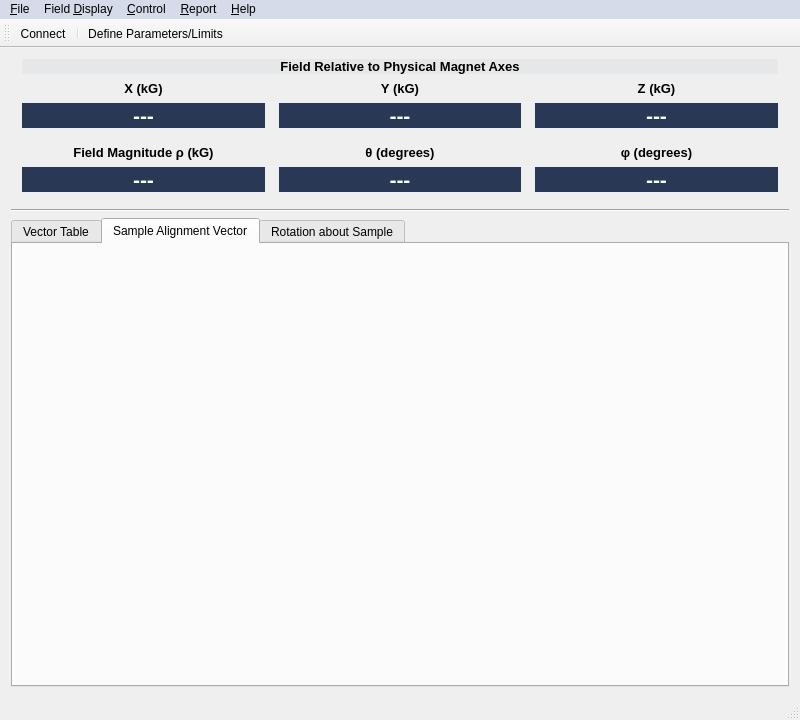
Before: the Qt Designer form Multi-Axis-Operation/multiaxisoperation.ui in American-Magnetics-Inc/multi-axis-operation, drawn with Qt 5.
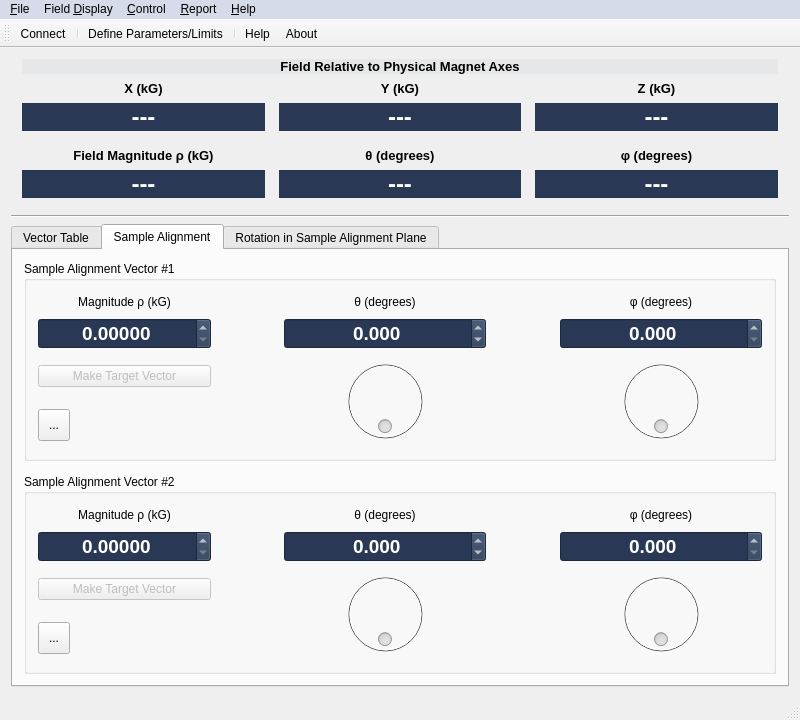
After: the same form once the commit is applied. The open tabs and pages were chosen to show the change. Icons and pictures are not drawn. Custom widgets are drawn as their Qt base class.

Commit message: Supports entering and exiting persistent mode by manual menu selection or script command; adds external scripting control with several commands and queries using Python-compatible stdin/stdout interface with error reporting; adds new Sample Alignment tab to define a sample-aligned rotation plane; adds Rotation in Sample Alignment Plane tab with a new polar coordinate table for specifying vectors; adds table row add/delete and table clear functions; updated Help documenting all the new features.

```diff
--- a/Multi-Axis-Operation/multiaxisoperation.ui
+++ b/Multi-Axis-Operation/multiaxisoperation.ui
@@ -60,286 +60,19 @@
         <number>14</number>
        </property>
        <item>
-        <layout class="QGridLayout" name="magnetFieldGridLayout" rowstretch="1,0,0,0,0,0,0,0,0" columnstretch="1,1,1">
+        <layout class="QGridLayout" name="magnetFieldGridLayout" rowstretch="0,0,0,0,0,0,0,0,0" columnstretch="1,1,1">
          <property name="horizontalSpacing">
           <number>14</number>
          </property>
          <property name="verticalSpacing">
           <number>7</number>
          </property>
-         <item row="5" column="0">
-          <widget class="QLabel" name="magnetMagnitudeLabel">
-           <property name="font">
-            <font>
-             <pointsize>10</pointsize>
-             <weight>75</weight>
-             <bold>true</bold>
-            </font>
-           </property>
-           <property name="text">
-            <string>Field Magnitude ρ (kG)</string>
-           </property>
-           <property name="alignment">
-            <set>Qt::AlignCenter</set>
-           </property>
-           <property name="wordWrap">
-            <bool>true</bool>
-           </property>
-           <property name="margin">
-            <number>0</number>
-           </property>
-          </widget>
-         </item>
-         <item row="8" column="1">
-          <widget class="QLabel" name="magnetThetaValue">
-           <property name="font">
-            <font>
-             <family>Segoe UI</family>
-             <pointsize>16</pointsize>
-             <weight>75</weight>
-             <bold>true</bold>
-             <stylestrategy>PreferAntialias</stylestrategy>
-            </font>
-           </property>
-           <property name="cursor">
-            <cursorShape>IBeamCursor</cursorShape>
-           </property>
-           <property name="styleSheet">
-            <string notr="true">background-color: rgb(41,57,85);
-color: rgb(255, 255, 255);</string>
-           </property>
-           <property name="frameShape">
-            <enum>QFrame::NoFrame</enum>
-           </property>
-           <property name="frameShadow">
-            <enum>QFrame::Plain</enum>
-           </property>
-           <property name="text">
-            <string>---</string>
-           </property>
-           <property name="scaledContents">
-            <bool>false</bool>
-           </property>
-           <property name="alignment">
-            <set>Qt::AlignCenter</set>
-           </property>
-           <property name="margin">
-            <number>0</number>
-           </property>
-          </widget>
-         </item>
-         <item row="1" column="0">
-          <widget class="QLabel" name="magnetXLabel">
-           <property name="font">
-            <font>
-             <pointsize>10</pointsize>
-             <weight>75</weight>
-             <bold>true</bold>
-            </font>
-           </property>
-           <property name="text">
-            <string>X (kG)</string>
-           </property>
-           <property name="alignment">
-            <set>Qt::AlignCenter</set>
-           </property>
-           <property name="wordWrap">
-            <bool>true</bool>
-           </property>
-           <property name="margin">
-            <number>0</number>
-           </property>
-          </widget>
-         </item>
-         <item row="1" column="1">
-          <widget class="QLabel" name="magnetYLabel">
-           <property name="font">
-            <font>
-             <pointsize>10</pointsize>
-             <weight>75</weight>
-             <bold>true</bold>
-            </font>
-           </property>
-           <property name="text">
-            <string>Y (kG)</string>
-           </property>
-           <property name="alignment">
-            <set>Qt::AlignCenter</set>
-           </property>
-           <property name="wordWrap">
-            <bool>true</bool>
-           </property>
-           <property name="margin">
-            <number>0</number>
-           </property>
-          </widget>
-         </item>
-         <item row="5" column="2">
-          <widget class="QLabel" name="magnetPhiLabel">
-           <property name="font">
-            <font>
-             <pointsize>10</pointsize>
-             <weight>75</weight>
-             <bold>true</bold>
-            </font>
-           </property>
-           <property name="text">
-            <string>φ (degrees)</string>
-           </property>
-           <property name="alignment">
-            <set>Qt::AlignCenter</set>
-           </property>
-           <property name="wordWrap">
-            <bool>true</bool>
-           </property>
-           <property name="margin">
-            <number>0</number>
-           </property>
-          </widget>
-         </item>
-         <item row="5" column="1">
-          <widget class="QLabel" name="magnetThetaLabel">
-           <property name="font">
-            <font>
-             <pointsize>10</pointsize>
-             <weight>75</weight>
-             <bold>true</bold>
-            </font>
-           </property>
-           <property name="text">
-            <string>θ (degrees)</string>
-           </property>
-           <property name="alignment">
-            <set>Qt::AlignCenter</set>
-           </property>
-           <property name="wordWrap">
-            <bool>true</bool>
-           </property>
-           <property name="margin">
-            <number>0</number>
-           </property>
-          </widget>
-         </item>
-         <item row="8" column="2">
-          <widget class="QLabel" name="magnetPhiValue">
-           <property name="font">
-            <font>
-             <family>Segoe UI</family>
-             <pointsize>16</pointsize>
-             <weight>75</weight>
-             <bold>true</bold>
-             <stylestrategy>PreferAntialias</stylestrategy>
-            </font>
-           </property>
-           <property name="cursor">
-            <cursorShape>IBeamCursor</cursorShape>
-           </property>
-           <property name="styleSheet">
-            <string notr="true">background-color: rgb(41,57,85);
-color: rgb(255, 255, 255);</string>
-           </property>
-           <property name="frameShape">
-            <enum>QFrame::NoFrame</enum>
-           </property>
-           <property name="frameShadow">
-            <enum>QFrame::Plain</enum>
-           </property>
-           <property name="text">
-            <string>---</string>
-           </property>
-           <property name="scaledContents">
-            <bool>false</bool>
-           </property>
-           <property name="alignment">
-            <set>Qt::AlignCenter</set>
-           </property>
-           <property name="margin">
-            <number>0</number>
-           </property>
-          </widget>
-         </item>
-         <item row="8" column="0">
-          <widget class="QLabel" name="magnetMagnitudeValue">
-           <property name="font">
-            <font>
-             <family>Segoe UI</family>
-             <pointsize>16</pointsize>
-             <weight>75</weight>
-             <bold>true</bold>
-             <stylestrategy>PreferAntialias</stylestrategy>
-            </font>
-           </property>
-           <property name="cursor">
-            <cursorShape>IBeamCursor</cursorShape>
-           </property>
-           <property name="styleSheet">
-            <string notr="true">background-color: rgb(41,57,85);
-color: rgb(255, 255, 255);</string>
-           </property>
-           <property name="frameShape">
-            <enum>QFrame::NoFrame</enum>
-           </property>
-           <property name="frameShadow">
-            <enum>QFrame::Plain</enum>
-           </property>
-           <property name="text">
-            <string>---</string>
-           </property>
-           <property name="scaledContents">
-            <bool>false</bool>
-           </property>
-           <property name="alignment">
-            <set>Qt::AlignCenter</set>
-           </property>
-           <property name="margin">
-            <number>0</number>
-           </property>
-          </widget>
-         </item>
          <item row="2" column="2">
           <widget class="QLabel" name="magnetZValue">
            <property name="font">
             <font>
              <family>Segoe UI</family>
-             <pointsize>16</pointsize>
-             <weight>75</weight>
-             <bold>true</bold>
-             <stylestrategy>PreferAntialias</stylestrategy>
-            </font>
-           </property>
-           <property name="cursor">
-            <cursorShape>IBeamCursor</cursorShape>
-           </property>
-           <property name="styleSheet">
-            <string notr="true">background-color: rgb(41,57,85);
-color: rgb(255, 255, 255);</string>
-           </property>
-           <property name="frameShape">
-            <enum>QFrame::NoFrame</enum>
-           </property>
-           <property name="frameShadow">
-            <enum>QFrame::Plain</enum>
-           </property>
-           <property name="text">
-            <string>---</string>
-           </property>
-           <property name="scaledContents">
-            <bool>false</bool>
-           </property>
-           <property name="alignment">
-            <set>Qt::AlignCenter</set>
-           </property>
-           <property name="margin">
-            <number>0</number>
-           </property>
-          </widget>
-         </item>
-         <item row="2" column="0">
-          <widget class="QLabel" name="magnetXValue">
-           <property name="font">
-            <font>
-             <family>Segoe UI</family>
-             <pointsize>16</pointsize>
+             <pointsize>18</pointsize>
              <weight>75</weight>
              <bold>true</bold>
              <stylestrategy>PreferAntialias</stylestrategy>
@@ -377,7 +110,7 @@
            <property name="font">
             <font>
              <family>Segoe UI</family>
-             <pointsize>16</pointsize>
+             <pointsize>18</pointsize>
              <weight>75</weight>
              <bold>true</bold>
              <stylestrategy>PreferAntialias</stylestrategy>
@@ -433,6 +166,67 @@
            </property>
           </widget>
          </item>
+         <item row="1" column="1">
+          <widget class="QLabel" name="magnetYLabel">
+           <property name="font">
+            <font>
+             <pointsize>10</pointsize>
+             <weight>75</weight>
+             <bold>true</bold>
+            </font>
+           </property>
+           <property name="text">
+            <string>Y (kG)</string>
+           </property>
+           <property name="alignment">
+            <set>Qt::AlignCenter</set>
+           </property>
+           <property name="wordWrap">
+            <bool>true</bool>
+           </property>
+           <property name="margin">
+            <number>0</number>
+           </property>
+          </widget>
+         </item>
+         <item row="8" column="2">
+          <widget class="QLabel" name="magnetPhiValue">
+           <property name="font">
+            <font>
+             <family>Segoe UI</family>
+             <pointsize>18</pointsize>
+             <weight>75</weight>
+             <bold>true</bold>
+             <stylestrategy>PreferAntialias</stylestrategy>
+            </font>
+           </property>
+           <property name="cursor">
+            <cursorShape>IBeamCursor</cursorShape>
+           </property>
+           <property name="styleSheet">
+            <string notr="true">background-color: rgb(41,57,85);
+color: rgb(255, 255, 255);</string>
+           </property>
+           <property name="frameShape">
+            <enum>QFrame::NoFrame</enum>
+           </property>
+           <property name="frameShadow">
+            <enum>QFrame::Plain</enum>
+           </property>
+           <property name="text">
+            <string>---</string>
+           </property>
+           <property name="scaledContents">
+            <bool>false</bool>
+           </property>
+           <property name="alignment">
+            <set>Qt::AlignCenter</set>
+           </property>
+           <property name="margin">
+            <number>0</number>
+           </property>
+          </widget>
+         </item>
          <item row="3" column="0">
           <spacer name="fieldDisplayVerticalSpacer">
            <property name="orientation">
@@ -449,6 +243,174 @@
            </property>
           </spacer>
          </item>
+         <item row="5" column="0">
+          <widget class="QLabel" name="magnetMagnitudeLabel">
+           <property name="font">
+            <font>
+             <pointsize>10</pointsize>
+             <weight>75</weight>
+             <bold>true</bold>
+            </font>
+           </property>
+           <property name="text">
+            <string>Field Magnitude ρ (kG)</string>
+           </property>
+           <property name="alignment">
+            <set>Qt::AlignCenter</set>
+           </property>
+           <property name="wordWrap">
+            <bool>true</bool>
+           </property>
+           <property name="margin">
+            <number>0</number>
+           </property>
+          </widget>
+         </item>
+         <item row="2" column="0">
+          <widget class="QLabel" name="magnetXValue">
+           <property name="font">
+            <font>
+             <family>Segoe UI</family>
+             <pointsize>18</pointsize>
+             <weight>75</weight>
+             <bold>true</bold>
+             <stylestrategy>PreferAntialias</stylestrategy>
+            </font>
+           </property>
+           <property name="cursor">
+            <cursorShape>IBeamCursor</cursorShape>
+           </property>
+           <property name="styleSheet">
+            <string notr="true">background-color: rgb(41,57,85);
+color: rgb(255, 255, 255);</string>
+           </property>
+           <property name="frameShape">
+            <enum>QFrame::NoFrame</enum>
+           </property>
+           <property name="frameShadow">
+            <enum>QFrame::Plain</enum>
+           </property>
+           <property name="text">
+            <string>---</string>
+           </property>
+           <property name="scaledContents">
+            <bool>false</bool>
+           </property>
+           <property name="alignment">
+            <set>Qt::AlignCenter</set>
+           </property>
+           <property name="margin">
+            <number>0</number>
+           </property>
+          </widget>
+         </item>
+         <item row="5" column="1">
+          <widget class="QLabel" name="magnetThetaLabel">
+           <property name="font">
+            <font>
+             <pointsize>10</pointsize>
+             <weight>75</weight>
+             <bold>true</bold>
+            </font>
+           </property>
+           <property name="text">
+            <string>θ (degrees)</string>
+           </property>
+           <property name="alignment">
+            <set>Qt::AlignCenter</set>
+           </property>
+           <property name="wordWrap">
+            <bool>true</bool>
+           </property>
+           <property name="margin">
+            <number>0</number>
+           </property>
+          </widget>
+         </item>
+         <item row="8" column="1">
+          <widget class="QLabel" name="magnetThetaValue">
+           <property name="font">
+            <font>
+             <family>Segoe UI</family>
+             <pointsize>18</pointsize>
+             <weight>75</weight>
+             <bold>true</bold>
+             <stylestrategy>PreferAntialias</stylestrategy>
+            </font>
+           </property>
+           <property name="cursor">
+            <cursorShape>IBeamCursor</cursorShape>
+           </property>
+           <property name="styleSheet">
+            <string notr="true">background-color: rgb(41,57,85);
+color: rgb(255, 255, 255);</string>
+           </property>
+           <property name="frameShape">
+            <enum>QFrame::NoFrame</enum>
+           </property>
+           <property name="frameShadow">
+            <enum>QFrame::Plain</enum>
+           </property>
+           <property name="text">
+            <string>---</string>
+           </property>
+           <property name="scaledContents">
+            <bool>false</bool>
+           </property>
+           <property name="alignment">
+            <set>Qt::AlignCenter</set>
+           </property>
+           <property name="margin">
+            <number>0</number>
+           </property>
+          </widget>
+         </item>
+         <item row="5" column="2">
+          <widget class="QLabel" name="magnetPhiLabel">
+           <property name="font">
+            <font>
+             <pointsize>10</pointsize>
+             <weight>75</weight>
+             <bold>true</bold>
+            </font>
+           </property>
+           <property name="text">
+            <string>φ (degrees)</string>
+           </property>
+           <property name="alignment">
+            <set>Qt::AlignCenter</set>
+           </property>
+           <property name="wordWrap">
+            <bool>true</bool>
+           </property>
+           <property name="margin">
+            <number>0</number>
+           </property>
+          </widget>
+         </item>
+         <item row="1" column="0">
+          <widget class="QLabel" name="magnetXLabel">
+           <property name="font">
+            <font>
+             <pointsize>10</pointsize>
+             <weight>75</weight>
+             <bold>true</bold>
+            </font>
+           </property>
+           <property name="text">
+            <string>X (kG)</string>
+           </property>
+           <property name="alignment">
+            <set>Qt::AlignCenter</set>
+           </property>
+           <property name="wordWrap">
+            <bool>true</bool>
+           </property>
+           <property name="margin">
+            <number>0</number>
+           </property>
+          </widget>
+         </item>
          <item row="0" column="0" colspan="3">
           <widget class="QLabel" name="magnetFieldLabel">
            <property name="font">
@@ -482,6 +444,44 @@
            </property>
           </widget>
          </item>
+         <item row="8" column="0">
+          <widget class="QLabel" name="magnetMagnitudeValue">
+           <property name="font">
+            <font>
+             <family>Segoe UI</family>
+             <pointsize>18</pointsize>
+             <weight>75</weight>
+             <bold>true</bold>
+             <stylestrategy>PreferAntialias</stylestrategy>
+            </font>
+           </property>
+           <property name="cursor">
+            <cursorShape>IBeamCursor</cursorShape>
+           </property>
+           <property name="styleSheet">
+            <string notr="true">background-color: rgb(41,57,85);
+color: rgb(255, 255, 255);</string>
+           </property>
+           <property name="frameShape">
+            <enum>QFrame::NoFrame</enum>
+           </property>
+           <property name="frameShadow">
+            <enum>QFrame::Plain</enum>
+           </property>
+           <property name="text">
+            <string>---</string>
+           </property>
+           <property name="scaledContents">
+            <bool>false</bool>
+           </property>
+           <property name="alignment">
+            <set>Qt::AlignCenter</set>
+           </property>
+           <property name="margin">
+            <number>0</number>
+           </property>
+          </widget>
+         </item>
         </layout>
        </item>
       </layout>
@@ -731,12 +731,579 @@
       </widget>
       <widget class="QWidget" name="alignmentVectorTab">
        <attribute name="title">
-        <string>Sample Alignment Vector</string>
+        <string>Sample Alignment</string>
        </attribute>
+       <layout class="QVBoxLayout" name="verticalLayout" stretch="1,1">
+        <property name="spacing">
+         <number>13</number>
+        </property>
+        <property name="leftMargin">
+         <number>11</number>
+        </property>
+        <property name="rightMargin">
+         <number>11</number>
+        </property>
+        <item>
+         <widget class="QGroupBox" name="alignGroupBox1">
+          <property name="title">
+           <string>Sample Alignment Vector #1</string>
+          </property>
+          <layout class="QGridLayout" name="alignGridLayout1" rowstretch="1,1,0,0" columnstretch="2,2,1,3,1,3">
+           <property name="sizeConstraint">
+            <enum>QLayout::SetDefaultConstraint</enum>
+           </property>
+           <item row="1" column="0" colspan="2">
+            <widget class="QDoubleSpinBox" name="alignMagValueSpinBox1">
+             <property name="enabled">
+              <bool>false</bool>
+             </property>
+             <property name="font">
+              <font>
+               <family>Segoe UI</family>
+               <pointsize>14</pointsize>
+               <weight>75</weight>
+               <bold>true</bold>
+              </font>
+             </property>
+             <property name="styleSheet">
+              <string notr="true">background-color: rgb(41,57,85);
+color: rgb(255, 255, 255);</string>
+             </property>
+             <property name="frame">
+              <bool>true</bool>
+             </property>
+             <property name="alignment">
+              <set>Qt::AlignCenter</set>
+             </property>
+             <property name="decimals">
+              <number>5</number>
+             </property>
+             <property name="maximum">
+              <double>100.000000000000000</double>
+             </property>
+             <property name="singleStep">
+              <double>0.010000000000000</double>
+             </property>
+            </widget>
+           </item>
+           <item row="1" column="5">
+            <widget class="QDoubleSpinBox" name="alignPhiSpinBox1">
+             <property name="enabled">
+              <bool>false</bool>
+             </property>
+             <property name="font">
+              <font>
+               <family>Segoe UI</family>
+               <pointsize>14</pointsize>
+               <weight>75</weight>
+               <bold>true</bold>
+              </font>
+             </property>
+             <property name="styleSheet">
+              <string notr="true">background-color: rgb(41,57,85);
+color: rgb(255, 255, 255);</string>
+             </property>
+             <property name="alignment">
+              <set>Qt::AlignCenter</set>
+             </property>
+             <property name="decimals">
+              <number>3</number>
+             </property>
+             <property name="maximum">
+              <double>180.000000000000000</double>
+             </property>
+             <property name="singleStep">
+              <double>0.010000000000000</double>
+             </property>
+            </widget>
+           </item>
+           <item row="3" column="0">
+            <widget class="QToolButton" name="alignLock1">
+             <property name="minimumSize">
+              <size>
+               <width>32</width>
+               <height>32</height>
+              </size>
+             </property>
+             <property name="text">
+              <string>...</string>
+             </property>
+             <property name="icon">
+              <iconset resource="multiaxisoperation.qrc">
+               <normaloff>:/multiaxis/Resources/security_lock.png</normaloff>
+               <normalon>:/multiaxis/Resources/security_unlock.png</normalon>:/multiaxis/Resources/security_lock.png</iconset>
+             </property>
+             <property name="iconSize">
+              <size>
+               <width>24</width>
+               <height>24</height>
+              </size>
+             </property>
+             <property name="checkable">
+              <bool>true</bool>
+             </property>
+            </widget>
+           </item>
+           <item row="0" column="5">
+            <widget class="QLabel" name="alignPhiLabel1">
+             <property name="sizePolicy">
+              <sizepolicy hsizetype="Preferred" vsizetype="Fixed">
+               <horstretch>0</horstretch>
+               <verstretch>0</verstretch>
+              </sizepolicy>
+             </property>
+             <property name="text">
+              <string>φ (degrees)</string>
+             </property>
+             <property name="alignment">
+              <set>Qt::AlignCenter</set>
+             </property>
+            </widget>
+           </item>
+           <item row="0" column="0" colspan="2">
+            <widget class="QLabel" name="alignMagLabel1">
+             <property name="sizePolicy">
+              <sizepolicy hsizetype="Preferred" vsizetype="Fixed">
+               <horstretch>0</horstretch>
+               <verstretch>0</verstretch>
+              </sizepolicy>
+             </property>
+             <property name="text">
+              <string>Magnitude ρ (kG)</string>
+             </property>
+             <property name="alignment">
+              <set>Qt::AlignCenter</set>
+             </property>
+            </widget>
+           </item>
+           <item row="0" column="3">
+            <widget class="QLabel" name="alignThetaLabel1">
+             <property name="sizePolicy">
+              <sizepolicy hsizetype="Preferred" vsizetype="Fixed">
+               <horstretch>0</horstretch>
+               <verstretch>0</verstretch>
+              </sizepolicy>
+             </property>
+             <property name="text">
+              <string>θ (degrees)</string>
+             </property>
+             <property name="alignment">
+              <set>Qt::AlignCenter</set>
+             </property>
+            </widget>
+           </item>
+           <item row="1" column="3">
+            <widget class="QDoubleSpinBox" name="alignThetaSpinBox1">
+             <property name="enabled">
+              <bool>false</bool>
+             </property>
+             <property name="font">
+              <font>
+               <family>Segoe UI</family>
+               <pointsize>14</pointsize>
+               <weight>75</weight>
+               <bold>true</bold>
+              </font>
+             </property>
+             <property name="styleSheet">
+              <string notr="true">background-color: rgb(41,57,85);
+color: rgb(255, 255, 255);</string>
+             </property>
+             <property name="alignment">
+              <set>Qt::AlignCenter</set>
+             </property>
+             <property name="decimals">
+              <number>3</number>
+             </property>
+             <property name="minimum">
+              <double>-360.000000000000000</double>
+             </property>
+             <property name="maximum">
+              <double>360.000000000000000</double>
+             </property>
+             <property name="singleStep">
+              <double>0.010000000000000</double>
+             </property>
+            </widget>
+           </item>
+           <item row="0" column="4">
+            <spacer name="horizontalSpacer_2">
+             <property name="orientation">
+              <enum>Qt::Horizontal</enum>
+             </property>
+             <property name="sizeType">
+              <enum>QSizePolicy::Minimum</enum>
+             </property>
+             <property name="sizeHint" stdset="0">
+              <size>
+               <width>40</width>
+               <height>20</height>
+              </size>
+             </property>
+            </spacer>
+           </item>
+           <item row="0" column="2">
+            <spacer name="horizontalSpacer">
+             <property name="orientation">
+              <enum>Qt::Horizontal</enum>
+             </property>
+             <property name="sizeType">
+              <enum>QSizePolicy::Minimum</enum>
+             </property>
+             <property name="sizeHint" stdset="0">
+              <size>
+               <width>40</width>
+               <height>20</height>
+              </size>
+             </property>
+            </spacer>
+           </item>
+           <item row="2" column="3" rowspan="2">
+            <widget class="QDial" name="alignThetaDial1">
+             <property name="enabled">
+              <bool>false</bool>
+             </property>
+             <property name="sizePolicy">
+              <sizepolicy hsizetype="MinimumExpanding" vsizetype="MinimumExpanding">
+               <horstretch>0</horstretch>
+               <verstretch>0</verstretch>
+              </sizepolicy>
+             </property>
+             <property name="maximum">
+              <number>4000</number>
+             </property>
+             <property name="wrapping">
+              <bool>true</bool>
+             </property>
+             <property name="notchTarget">
+              <double>0.000000000000000</double>
+             </property>
+            </widget>
+           </item>
+           <item row="2" column="5" rowspan="2">
+            <widget class="QDial" name="alignPhiDial1">
+             <property name="enabled">
+              <bool>false</bool>
+             </property>
+             <property name="sizePolicy">
+              <sizepolicy hsizetype="MinimumExpanding" vsizetype="MinimumExpanding">
+               <horstretch>0</horstretch>
+               <verstretch>0</verstretch>
+              </sizepolicy>
+             </property>
+             <property name="maximum">
+              <number>4000</number>
+             </property>
+             <property name="wrapping">
+              <bool>true</bool>
+             </property>
+            </widget>
+           </item>
+           <item row="2" column="0" colspan="2">
+            <widget class="QPushButton" name="makeAlignActiveButton1">
+             <property name="enabled">
+              <bool>false</bool>
+             </property>
+             <property name="text">
+              <string>Make Target Vector</string>
+             </property>
+             <property name="checkable">
+              <bool>true</bool>
+             </property>
+            </widget>
+           </item>
+          </layout>
+         </widget>
+        </item>
+        <item>
+         <widget class="QGroupBox" name="alignGroupBox2">
+          <property name="title">
+           <string>Sample Alignment Vector #2</string>
+          </property>
+          <layout class="QGridLayout" name="alignGridLayout2" rowstretch="1,1,0,0" columnstretch="2,2,1,3,1,3">
+           <property name="sizeConstraint">
+            <enum>QLayout::SetDefaultConstraint</enum>
+           </property>
+           <item row="3" column="0">
+            <widget class="QToolButton" name="alignLock2">
+             <property name="minimumSize">
+              <size>
+               <width>32</width>
+               <height>32</height>
+              </size>
+             </property>
+             <property name="text">
+              <string>...</string>
+             </property>
+             <property name="icon">
+              <iconset resource="multiaxisoperation.qrc">
+               <normaloff>:/multiaxis/Resources/security_lock.png</normaloff>
+               <normalon>:/multiaxis/Resources/security_unlock.png</normalon>:/multiaxis/Resources/security_lock.png</iconset>
+             </property>
+             <property name="iconSize">
+              <size>
+               <width>24</width>
+               <height>24</height>
+              </size>
+             </property>
+             <property name="checkable">
+              <bool>true</bool>
+             </property>
+            </widget>
+           </item>
+           <item row="1" column="5">
+            <widget class="QDoubleSpinBox" name="alignPhiSpinBox2">
+             <property name="enabled">
+              <bool>false</bool>
+             </property>
+             <property name="font">
+              <font>
+               <family>Segoe UI</family>
+               <pointsize>14</pointsize>
+               <weight>75</weight>
+               <bold>true</bold>
+              </font>
+             </property>
+             <property name="styleSheet">
+              <string notr="true">background-color: rgb(41,57,85);
+color: rgb(255, 255, 255);</string>
+             </property>
+             <property name="alignment">
+              <set>Qt::AlignCenter</set>
+             </property>
+             <property name="decimals">
+              <number>3</number>
+             </property>
+             <property name="maximum">
+              <double>180.000000000000000</double>
+             </property>
+             <property name="singleStep">
+              <double>0.010000000000000</double>
+             </property>
+            </widget>
+           </item>
+           <item row="1" column="0" colspan="2">
+            <widget class="QDoubleSpinBox" name="alignMagValueSpinBox2">
+             <property name="enabled">
+              <bool>false</bool>
+             </property>
+             <property name="font">
+              <font>
+               <family>Segoe UI</family>
+               <pointsize>14</pointsize>
+               <weight>75</weight>
+               <bold>true</bold>
+              </font>
+             </property>
+             <property name="styleSheet">
+              <string notr="true">background-color: rgb(41,57,85);
+color: rgb(255, 255, 255);</string>
+             </property>
+             <property name="alignment">
+              <set>Qt::AlignCenter</set>
+             </property>
+             <property name="decimals">
+              <number>5</number>
+             </property>
+             <property name="maximum">
+              <double>100.000000000000000</double>
+             </property>
+             <property name="singleStep">
+              <double>0.010000000000000</double>
+             </property>
+            </widget>
+           </item>
+           <item row="0" column="2">
+            <spacer name="horizontalSpacer_3">
+             <property name="orientation">
+              <enum>Qt::Horizontal</enum>
+             </property>
+             <property name="sizeType">
+              <enum>QSizePolicy::Minimum</enum>
+             </property>
+             <property name="sizeHint" stdset="0">
+              <size>
+               <width>40</width>
+               <height>20</height>
+              </size>
+             </property>
+            </spacer>
+           </item>
+           <item row="0" column="4">
+            <spacer name="horizontalSpacer_4">
+             <property name="orientation">
+              <enum>Qt::Horizontal</enum>
+             </property>
+             <property name="sizeType">
+              <enum>QSizePolicy::Minimum</enum>
+             </property>
+             <property name="sizeHint" stdset="0">
+              <size>
+               <width>40</width>
+               <height>20</height>
+              </size>
+             </property>
+            </spacer>
+           </item>
+           <item row="0" column="5">
+            <widget class="QLabel" name="alignPhiLabel2">
+             <property name="sizePolicy">
+              <sizepolicy hsizetype="Preferred" vsizetype="Fixed">
+               <horstretch>0</horstretch>
+               <verstretch>0</verstretch>
+              </sizepolicy>
+             </property>
+             <property name="text">
+              <string>φ (degrees)</string>
+             </property>
+             <property name="alignment">
+              <set>Qt::AlignCenter</set>
+             </property>
+            </widget>
+           </item>
+           <item row="0" column="3">
+            <widget class="QLabel" name="alignThetaLabel2">
+             <property name="sizePolicy">
+              <sizepolicy hsizetype="Preferred" vsizetype="Fixed">
+               <horstretch>0</horstretch>
+               <verstretch>0</verstretch>
+              </sizepolicy>
+             </property>
+             <property name="text">
+              <string>θ (degrees)</string>
+             </property>
+             <property name="alignment">
+              <set>Qt::AlignCenter</set>
+             </property>
+            </widget>
+           </item>
+           <item row="0" column="0" colspan="2">
+            <widget class="QLabel" name="alignMagLabel2">
+             <property name="sizePolicy">
+              <sizepolicy hsizetype="Preferred" vsizetype="Fixed">
+               <horstretch>0</horstretch>
+               <verstretch>0</verstretch>
+              </sizepolicy>
+             </property>
+             <property name="text">
+              <string>Magnitude ρ (kG)</string>
+             </property>
+             <property name="alignment">
+              <set>Qt::AlignCenter</set>
+             </property>
+            </widget>
+           </item>
+           <item row="1" column="3">
+            <widget class="QDoubleSpinBox" name="alignThetaSpinBox2">
+             <property name="enabled">
+              <bool>false</bool>
+             </property>
+             <property name="font">
+              <font>
+               <family>Segoe UI</family>
+               <pointsize>14</pointsize>
+               <weight>75</weight>
+               <bold>true</bold>
+              </font>
+             </property>
+             <property name="styleSheet">
+              <string notr="true">background-color: rgb(41,57,85);
+color: rgb(255, 255, 255);</string>
+             </property>
+             <property name="alignment">
+              <set>Qt::AlignCenter</set>
+             </property>
+             <property name="decimals">
+              <number>3</number>
+             </property>
+             <property name="minimum">
+              <double>-360.000000000000000</double>
+             </property>
+             <property name="maximum">
+              <double>360.000000000000000</double>
+             </property>
+             <property name="singleStep">
+              <double>0.010000000000000</double>
+             </property>
+            </widget>
+           </item>
+           <item row="2" column="3" rowspan="2">
+            <widget class="QDial" name="alignThetaDial2">
+             <property name="enabled">
+              <bool>false</bool>
+             </property>
+             <property name="sizePolicy">
+              <sizepolicy hsizetype="MinimumExpanding" vsizetype="MinimumExpanding">
+               <horstretch>0</horstretch>
+               <verstretch>0</verstretch>
+              </sizepolicy>
+             </property>
+             <property name="maximum">
+              <number>4000</number>
+             </property>
+             <property name="wrapping">
+              <bool>true</bool>
+             </property>
+            </widget>
+           </item>
+           <item row="2" column="5" rowspan="2">
+            <widget class="QDial" name="alignPhiDial2">
+             <property name="enabled">
+              <bool>false</bool>
+             </property>
+             <property name="sizePolicy">
+              <sizepolicy hsizetype="MinimumExpanding" vsizetype="MinimumExpanding">
+               <horstretch>0</horstretch>
+               <verstretch>0</verstretch>
+              </sizepolicy>
+             </property>
+             <property name="maximum">
+              <number>4000</number>
+             </property>
+             <property name="singleStep">
+              <number>1</number>
+             </property>
+             <property name="pageStep">
+              <number>10</number>
+             </property>
+             <property name="invertedAppearance">
+              <bool>false</bool>
+             </property>
+             <property name="invertedControls">
+              <bool>false</bool>
+             </property>
+             <property name="wrapping">
+              <bool>true</bool>
+             </property>
+             <property name="notchTarget">
+              <double>0.000000000000000</double>
+             </property>
+             <property name="notchesVisible">
+              <bool>false</bool>
+             </property>
+            </widget>
+           </item>
+           <item row="2" column="0" colspan="2">
+            <widget class="QPushButton" name="makeAlignActiveButton2">
+             <property name="enabled">
+              <bool>false</bool>
+             </property>
+             <property name="text">
+              <string>Make Target Vector</string>
+             </property>
+             <property name="checkable">
+              <bool>true</bool>
+             </property>
+            </widget>
+           </item>
+          </layout>
+         </widget>
+        </item>
+       </layout>
       </widget>
       <widget class="QWidget" name="rotationTab">
        <attribute name="title">
-        <string>Rotation about Sample</string>
+        <string>Rotation in Sample Alignment Plane</string>
        </attribute>
       </widget>
      </widget>
@@ -892,6 +1459,9 @@
    <addaction name="actionConnect"/>
    <addaction name="separator"/>
    <addaction name="actionDefine"/>
+   <addaction name="separator"/>
+   <addaction name="actionHelp"/>
+   <addaction name="actionAbout_2"/>
   </widget>
   <widget class="QStatusBar" name="statusBar">
    <property name="font">
@@ -1185,6 +1755,51 @@
     <string>Autosave Report</string>
    </property>
   </action>
+  <action name="actionLoad_Polar_Table">
+   <property name="text">
+    <string>Load Polar Table...</string>
+   </property>
+  </action>
+  <action name="actionSave_Polar_Table">
+   <property name="text">
+    <string>Save Polar Table...</string>
+   </property>
+  </action>
+  <action name="actionPersistentMode">
+   <property name="checkable">
+    <bool>true</bool>
+   </property>
+   <property name="enabled">
+    <bool>false</bool>
+   </property>
+   <property name="text">
+    <string>Persistent Mode</string>
+   </property>
+  </action>
+  <action name="actionHelp">
+   <property name="icon">
+    <iconset resource="multiaxisoperation.qrc">
+     <normaloff>:/multiaxis/Resources/help.png</normaloff>:/multiaxis/Resources/help.png</iconset>
+   </property>
+   <property name="text">
+    <string>Help</string>
+   </property>
+   <property name="toolTip">
+    <string>Show Help...</string>
+   </property>
+  </action>
+  <action name="actionAbout_2">
+   <property name="icon">
+    <iconset resource="multiaxisoperation.qrc">
+     <normaloff>:/multiaxis/Resources/info.png</normaloff>:/multiaxis/Resources/info.png</iconset>
+   </property>
+   <property name="text">
+    <string>About</string>
+   </property>
+   <property name="toolTip">
+    <string>About Multi-Axis Operation...</string>
+   </property>
+  </action>
  </widget>
  <layoutdefault spacing="6" margin="11"/>
  <customwidgets>
```
Left out of the diff: 1161 changed lines with no effect on the pictures. The commit also changes 56 other files.
